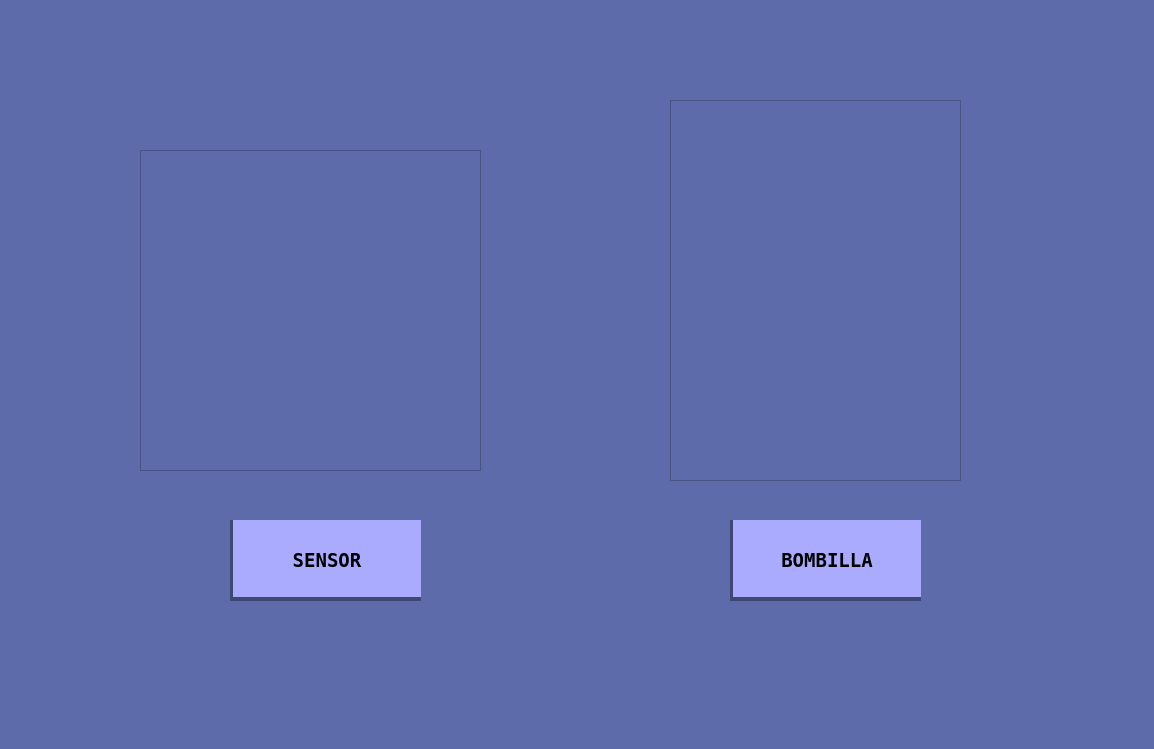
Above: App_GUI.ui from patmar1224/Zigbee-python before the change. Below: the same form after it.
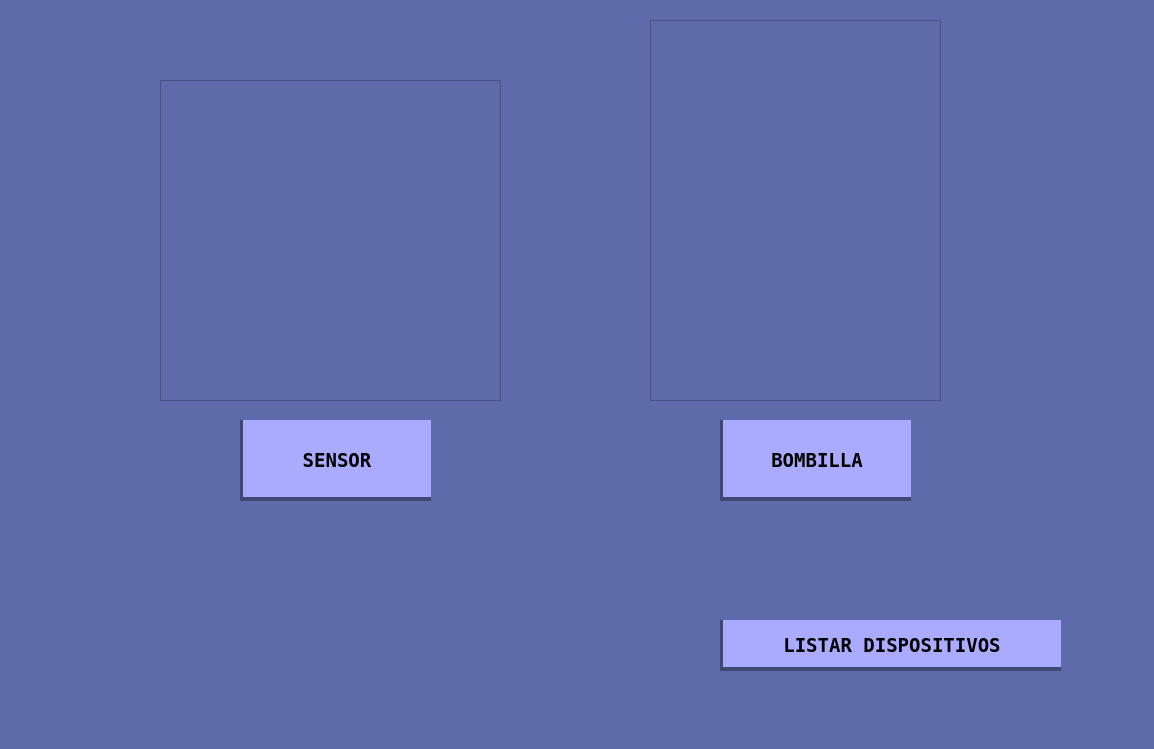
That is the form after the change. The open tabs and pages were chosen to show the change. Icons and pictures are not drawn. Custom widgets are drawn as their Qt base class.

```diff
--- a/App_GUI.ui
+++ b/App_GUI.ui
@@ -40,8 +40,8 @@
      <widget class="QPushButton" name="boton_luz">
       <property name="geometry">
        <rect>
-        <x>730</x>
-        <y>530</y>
+        <x>720</x>
+        <y>430</y>
         <width>191</width>
         <height>81</height>
        </rect>
@@ -93,8 +93,8 @@
      <widget class="QPushButton" name="boton_sensor">
       <property name="geometry">
        <rect>
-        <x>230</x>
-        <y>530</y>
+        <x>240</x>
+        <y>430</y>
         <width>191</width>
         <height>81</height>
        </rect>
@@ -146,8 +146,8 @@
      <widget class="QFrame" name="frame_14">
       <property name="geometry">
        <rect>
-        <x>670</x>
-        <y>110</y>
+        <x>650</x>
+        <y>30</y>
         <width>291</width>
         <height>381</height>
        </rect>
@@ -165,8 +165,8 @@
      <widget class="QFrame" name="frame_15">
       <property name="geometry">
        <rect>
-        <x>140</x>
-        <y>160</y>
+        <x>160</x>
+        <y>90</y>
         <width>341</width>
         <height>321</height>
        </rect>
@@ -181,6 +181,59 @@
        <enum>QFrame::Raised</enum>
       </property>
      </widget>
+     <widget class="QPushButton" name="boton_listar">
+      <property name="geometry">
+       <rect>
+        <x>720</x>
+        <y>630</y>
+        <width>341</width>
+        <height>51</height>
+       </rect>
+      </property>
+      <property name="font">
+       <font>
+        <family>Bitstream Vera Sans Mono</family>
+        <pointsize>14</pointsize>
+        <weight>75</weight>
+        <bold>true</bold>
+       </font>
+      </property>
+      <property name="cursor">
+       <cursorShape>PointingHandCursor</cursorShape>
+      </property>
+      <property name="styleSheet">
+       <string notr="true">QPushButton{
+	background-color: rgb(170, 170, 255);
+	border:none;
+	padding-top: 3px;
+	border-left: 3px solid rgb(62, 72, 115);
+	border-bottom: 4px solid rgb(62, 72, 115);
+}
+
+QPushButton:hover{
+	background-color: rgb(139, 139, 209);
+	border:none;
+	border-left: 3px solid rgb(62, 72, 115);
+	border-bottom: 6px solid rgb(62, 72, 115);
+}
+
+QPushButton:pressed{
+	background-color: rgb(139, 139, 209);
+	border:none;
+	border-left: 3px solid rgb(62, 72, 115);
+	border-top: 4px solid rgb(62, 72, 115);
+	padding-top: -3px;
+	border-bottom: none;
+}</string>
+      </property>
+      <property name="text">
+       <string>LISTAR DISPOSITIVOS</string>
+      </property>
+      <property name="icon">
+       <iconset resource="logo.qrc">
+        <normaloff>:/cct/business-and-money-icon-pack-91/sensor.png</normaloff>:/cct/business-and-money-icon-pack-91/sensor.png</iconset>
+      </property>
+     </widget>
      <zorder>boton_luz</zorder>
      <zorder>frame_14</zorder>
      <zorder>frame_15</zorder>
```
Left out of the diff: 3 changed lines with no effect on the pictures.
